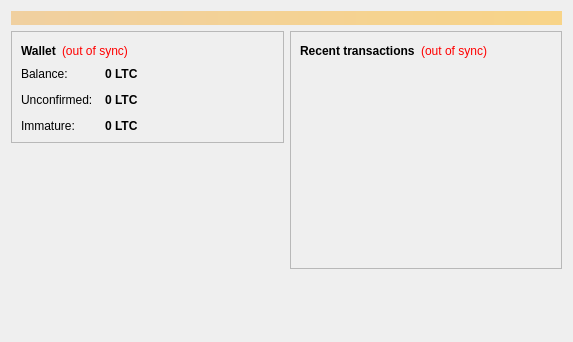
lubosz/litecoin, file src/qt/forms/overviewpage.ui: the form before one commit.
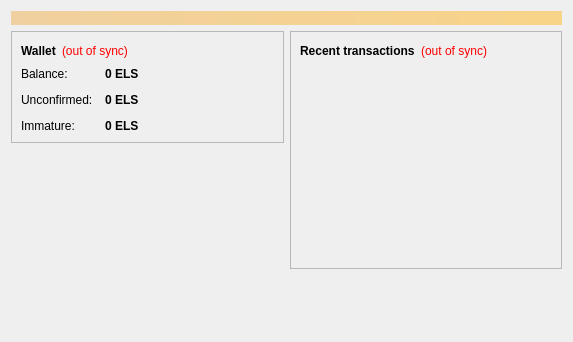
The form after the commit.

Diff of the .ui file:
```diff
--- a/src/qt/forms/overviewpage.ui
+++ b/src/qt/forms/overviewpage.ui
@@ -122,7 +122,7 @@
                <string>Your current balance</string>
               </property>
               <property name="text">
-               <string notr="true">0 LTC</string>
+               <string notr="true">0 ELS</string>
               </property>
               <property name="textInteractionFlags">
                <set>Qt::LinksAccessibleByMouse|Qt::TextSelectableByKeyboard|Qt::TextSelectableByMouse</set>
@@ -151,7 +151,7 @@
                <string>Total of transactions that have yet to be confirmed, and do not yet count toward the current balance</string>
               </property>
               <property name="text">
-               <string notr="true">0 LTC</string>
+               <string notr="true">0 ELS</string>
               </property>
               <property name="textInteractionFlags">
                <set>Qt::LinksAccessibleByMouse|Qt::TextSelectableByKeyboard|Qt::TextSelectableByMouse</set>
@@ -177,7 +177,7 @@
                <string>Mined balance that has not yet matured</string>
               </property>
               <property name="text">
-               <string notr="true">0 LTC</string>
+               <string notr="true">0 ELS</string>
               </property>
               <property name="textInteractionFlags">
                <set>Qt::LinksAccessibleByMouse|Qt::TextSelectableByKeyboard|Qt::TextSelectableByMouse</set>
```
